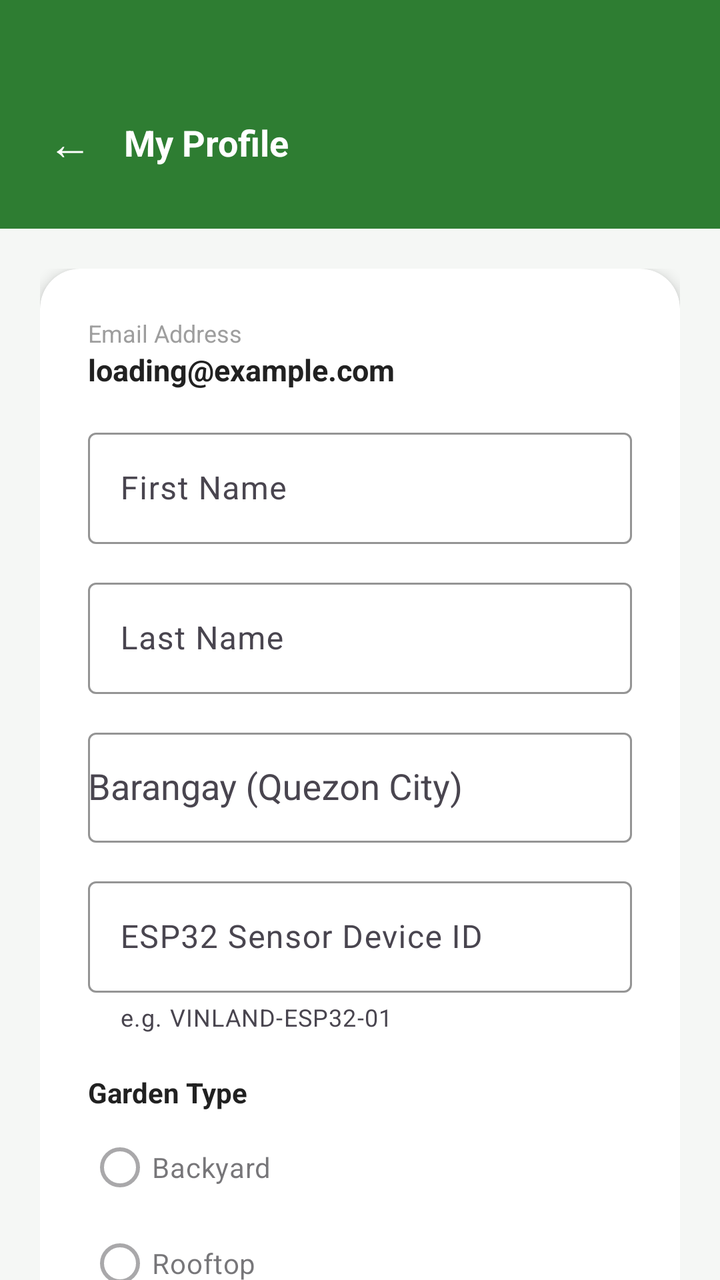
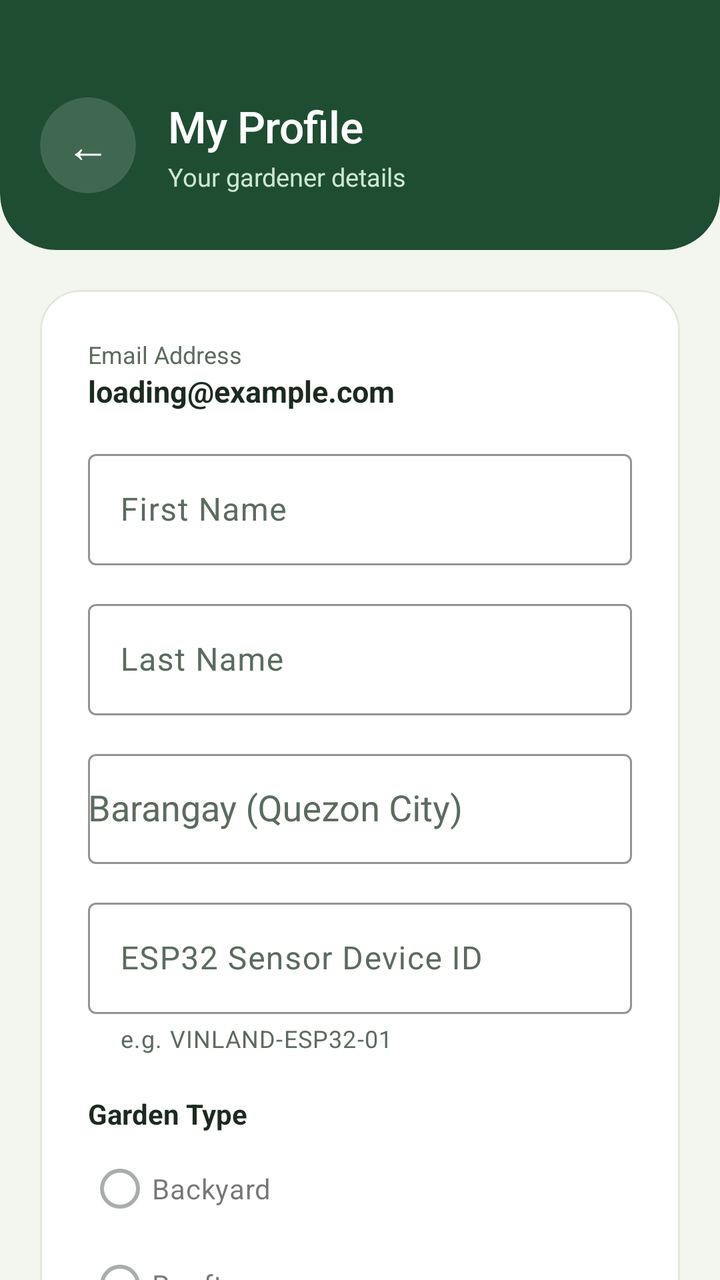

The first picture is an Android layout as it rendered before a commit; the second is the same layout after the commit. The layout source and the unified diff follow.
<!-- AndroidManifest.xml: application theme Theme.Vinland -->
<!-- res/layout/activity_profile.xml -->
<?xml version="1.0" encoding="utf-8"?>
<androidx.core.widget.NestedScrollView xmlns:android="http://schemas.android.com/apk/res/android"
    xmlns:app="http://schemas.android.com/apk/res-auto"
    android:layout_width="match_parent"
    android:layout_height="match_parent"
    android:background="#F5F7F5"
    android:clipToPadding="false"
    android:fillViewport="true">

    <LinearLayout
        android:layout_width="match_parent"
        android:layout_height="wrap_content"
        android:orientation="vertical">

        
        <LinearLayout
            android:layout_width="match_parent"
            android:layout_height="wrap_content"
            android:orientation="horizontal"
            android:gravity="center_vertical"
            android:background="#2E7D32"
            android:paddingTop="48dp"
            android:paddingBottom="20dp"
            android:paddingHorizontal="16dp">

            <TextView
                android:id="@+id/tvBack"
                android:layout_width="wrap_content"
                android:layout_height="wrap_content"
                android:text="←"
                android:textSize="22sp"
                android:textColor="#FFFFFF"
                android:padding="8dp" />

            <TextView
                android:layout_width="wrap_content"
                android:layout_height="wrap_content"
                android:layout_marginStart="8dp"
                android:text="My Profile"
                android:textSize="18sp"
                android:textStyle="bold"
                android:textColor="#FFFFFF" />
        </LinearLayout>

        <LinearLayout
            android:layout_width="match_parent"
            android:layout_height="wrap_content"
            android:orientation="vertical"
            android:paddingHorizontal="20dp"
            android:paddingTop="20dp"
            android:paddingBottom="40dp">

            
            <com.google.android.material.card.MaterialCardView
                android:layout_width="match_parent"
                android:layout_height="wrap_content"
                app:cardBackgroundColor="#FFFFFF"
                app:cardCornerRadius="20dp"
                app:cardElevation="4dp"
                app:strokeWidth="0dp">

                <LinearLayout
                    android:layout_width="match_parent"
                    android:layout_height="wrap_content"
                    android:orientation="vertical"
                    android:padding="24dp">

                    
                    <TextView
                        android:layout_width="wrap_content"
                        android:layout_height="wrap_content"
                        android:text="Email Address"
                        android:textColor="#9E9E9E"
                        android:textSize="12sp" />

                    <TextView
                        android:id="@+id/tvEmail"
                        android:layout_width="wrap_content"
                        android:layout_height="wrap_content"
                        android:layout_marginBottom="16dp"
                        android:text="loading@example.com"
                        android:textColor="#212121"
                        android:textSize="15sp"
                        android:textStyle="bold" />

                    
                    <com.google.android.material.textfield.TextInputLayout
                        style="@style/Widget.Material3.TextInputLayout.OutlinedBox"
                        android:layout_width="match_parent"
                        android:layout_height="wrap_content"
                        android:hint="First Name"
                        app:boxStrokeColor="#2E7D32"
                        app:hintTextColor="#2E7D32">

                        <com.google.android.material.textfield.TextInputEditText
                            android:id="@+id/etFirstName"
                            android:layout_width="match_parent"
                            android:layout_height="wrap_content"
                            android:enabled="false"
                            android:inputType="textPersonName|textCapWords" />
                    </com.google.android.material.textfield.TextInputLayout>

                    
                    <com.google.android.material.textfield.TextInputLayout
                        style="@style/Widget.Material3.TextInputLayout.OutlinedBox"
                        android:layout_width="match_parent"
                        android:layout_height="wrap_content"
                        android:layout_marginTop="14dp"
                        android:hint="Last Name"
                        app:boxStrokeColor="#2E7D32"
                        app:hintTextColor="#2E7D32">

                        <com.google.android.material.textfield.TextInputEditText
                            android:id="@+id/etLastName"
                            android:layout_width="match_parent"
                            android:layout_height="wrap_content"
                            android:enabled="false"
                            android:inputType="textPersonName|textCapWords" />
                    </com.google.android.material.textfield.TextInputLayout>

                    
                    <com.google.android.material.textfield.TextInputLayout
                        style="@style/Widget.Material3.TextInputLayout.OutlinedBox"
                        android:layout_width="match_parent"
                        android:layout_height="wrap_content"
                        android:layout_marginTop="14dp"
                        android:hint="Barangay (Quezon City)"
                        app:boxStrokeColor="#2E7D32"
                        app:hintTextColor="#2E7D32">

                        <AutoCompleteTextView
                            android:id="@+id/actvBarangay"
                            android:layout_width="match_parent"
                            android:layout_height="55dp"
                            android:completionThreshold="1"
                            android:enabled="false"
                            android:inputType="text" />
                    </com.google.android.material.textfield.TextInputLayout>

                    
                    <com.google.android.material.textfield.TextInputLayout
                        style="@style/Widget.Material3.TextInputLayout.OutlinedBox"
                        android:layout_width="match_parent"
                        android:layout_height="wrap_content"
                        android:layout_marginTop="14dp"
                        android:hint="ESP32 Sensor Device ID"
                        app:boxStrokeColor="#2E7D32"
                        app:helperText="e.g. VINLAND-ESP32-01"
                        app:hintTextColor="#2E7D32">

                        <com.google.android.material.textfield.TextInputEditText
                            android:id="@+id/etSensorDeviceId"
                            android:layout_width="match_parent"
                            android:layout_height="wrap_content"
                            android:enabled="false"
                            android:inputType="textCapCharacters" />
                    </com.google.android.material.textfield.TextInputLayout>

                    
                    <TextView
                        android:layout_width="wrap_content"
                        android:layout_height="wrap_content"
                        android:layout_marginTop="20dp"
                        android:text="Garden Type"
                        android:textColor="#212121"
                        android:textSize="14sp"
                        android:textStyle="bold" />

                    <RadioGroup
                        android:id="@+id/rgGardenType"
                        android:layout_width="match_parent"
                        android:layout_height="wrap_content"
                        android:layout_marginTop="4dp"
                        android:orientation="vertical">

                        <RadioButton
                            android:id="@+id/rbBackyard"
                            android:layout_width="wrap_content"
                            android:layout_height="wrap_content"
                            android:buttonTint="#2E7D32"
                            android:enabled="false"
                            android:text="Backyard" />

                        <RadioButton
                            android:id="@+id/rbRooftop"
                            android:layout_width="wrap_content"
                            android:layout_height="wrap_content"
                            android:buttonTint="#2E7D32"
                            android:enabled="false"
                            android:text="Rooftop" />

                        <RadioButton
                            android:id="@+id/rbCommunityPlot"
                            android:layout_width="wrap_content"
                            android:layout_height="wrap_content"
                            android:buttonTint="#2E7D32"
                            android:enabled="false"
                            android:text="Community Plot" />
                    </RadioGroup>

                    
                    <TextView
                        android:layout_width="wrap_content"
                        android:layout_height="wrap_content"
                        android:layout_marginTop="20dp"
                        android:text="Crops You Grow"
                        android:textColor="#212121"
                        android:textSize="14sp"
                        android:textStyle="bold" />

                    <LinearLayout
                        android:id="@+id/layoutCropsContainer"
                        android:layout_width="match_parent"
                        android:layout_height="wrap_content"
                        android:layout_marginTop="4dp"
                        android:orientation="horizontal">

                        <CheckBox
                            android:id="@+id/cbTomato"
                            android:layout_width="wrap_content"
                            android:layout_height="wrap_content"
                            android:buttonTint="#2E7D32"
                            android:enabled="false"
                            android:text="Tomato" />

                        <CheckBox
                            android:id="@+id/cbGreenPepper"
                            android:layout_width="wrap_content"
                            android:layout_height="wrap_content"
                            android:layout_marginStart="20dp"
                            android:buttonTint="#2E7D32"
                            android:enabled="false"
                            android:text="Green Pepper" />
                    </LinearLayout>

                    <TextView
                        android:id="@+id/tvError"
                        android:layout_width="match_parent"
                        android:layout_height="wrap_content"
                        android:layout_marginTop="14dp"
                        android:textColor="#D32F2F"
                        android:textSize="13sp"
                        android:visibility="gone" />

                    <TextView
                        android:id="@+id/tvSuccess"
                        android:layout_width="match_parent"
                        android:layout_height="wrap_content"
                        android:layout_marginTop="14dp"
                        android:textColor="#2E7D32"
                        android:textSize="13sp"
                        android:visibility="gone" />

                    
                    <com.google.android.material.button.MaterialButton
                        android:id="@+id/btnEditProfile"
                        android:layout_width="match_parent"
                        android:layout_height="52dp"
                        android:layout_marginTop="20dp"
                        android:text="Edit Profile"
                        android:textAllCaps="false"
                        android:textSize="15sp"
                        app:backgroundTint="#2E7D32"
                        app:cornerRadius="12dp" />

                    
                    <LinearLayout
                        android:id="@+id/layoutEditButtons"
                        android:layout_width="match_parent"
                        android:layout_height="wrap_content"
                        android:orientation="horizontal"
                        android:layout_marginTop="20dp"
                        android:visibility="gone">

                        <com.google.android.material.button.MaterialButton
                            android:id="@+id/btnCancel"
                            style="@style/Widget.Material3.Button.OutlinedButton"
                            android:layout_width="0dp"
                            android:layout_height="52dp"
                            android:layout_weight="1"
                            android:layout_marginEnd="6dp"
                            android:text="Cancel"
                            android:textColor="#757575"
                            app:strokeColor="#BDBDBD"
                            app:cornerRadius="12dp" />

                        <com.google.android.material.button.MaterialButton
                            android:id="@+id/btnSave"
                            android:layout_width="0dp"
                            android:layout_height="52dp"
                            android:layout_weight="1.5"
                            android:layout_marginStart="6dp"
                            android:text="Save Changes"
                            android:textAllCaps="false"
                            android:textSize="15sp"
                            app:backgroundTint="#2E7D32"
                            app:cornerRadius="12dp" />
                    </LinearLayout>

                    <ProgressBar
                        android:id="@+id/progressBar"
                        android:layout_width="wrap_content"
                        android:layout_height="wrap_content"
                        android:layout_gravity="center"
                        android:layout_marginTop="12dp"
                        android:visibility="gone" />

                </LinearLayout>
            </com.google.android.material.card.MaterialCardView>

        </LinearLayout>
    </LinearLayout>
</androidx.core.widget.NestedScrollView>
<!-- resources referenced by this layout -->
<resources>
  <style name="Theme.Vinland" parent="Base.Theme.Vinland" />
  <style name="Base.Theme.Vinland" parent="Theme.Material3.DayNight.NoActionBar">
          
          
      </style>
</resources>

<!-- the commit's change to res/layout/activity_profile.xml (unified diff, before → after) -->
@@ -3,7 +3,7 @@
     xmlns:app="http://schemas.android.com/apk/res-auto"
     android:layout_width="match_parent"
     android:layout_height="match_parent"
-    android:background="#F5F7F5"
+    android:background="#F3F5EF"
     android:clipToPadding="false"
     android:fillViewport="true">
 
@@ -13,34 +13,71 @@
         android:orientation="vertical">
 
         
-        <LinearLayout
+        <com.google.android.material.card.MaterialCardView
             android:layout_width="match_parent"
             android:layout_height="wrap_content"
-            android:orientation="horizontal"
-            android:gravity="center_vertical"
-            android:background="#2E7D32"
-            android:paddingTop="48dp"
-            android:paddingBottom="20dp"
-            android:paddingHorizontal="16dp">
-
-            <TextView
-                android:id="@+id/tvBack"
-                android:layout_width="wrap_content"
+            android:layout_marginTop="-28dp"
+            app:cardBackgroundColor="#1F4D32"
+            app:cardCornerRadius="28dp"
+            app:cardElevation="0dp"
+            app:strokeWidth="0dp">
+
+            <LinearLayout
+                android:layout_width="match_parent"
                 android:layout_height="wrap_content"
-                android:text="←"
-                android:textSize="22sp"
-                android:textColor="#FFFFFF"
-                android:padding="8dp" />
-
-            <TextView
-                android:layout_width="wrap_content"
-                android:layout_height="wrap_content"
-                android:layout_marginStart="8dp"
-                android:text="My Profile"
-                android:textSize="18sp"
-                android:textStyle="bold"
-                android:textColor="#FFFFFF" />
-        </LinearLayout>
+                android:gravity="center_vertical"
+                android:orientation="horizontal"
+                android:paddingStart="20dp"
+                android:paddingTop="76dp"
+                android:paddingEnd="20dp"
+                android:paddingBottom="28dp">
+
+                <com.google.android.material.card.MaterialCardView
+                    android:layout_width="48dp"
+                    android:layout_height="48dp"
+                    app:cardBackgroundColor="#26FFFFFF"
+                    app:cardCornerRadius="24dp"
+                    app:cardElevation="0dp"
+                    app:strokeWidth="0dp">
+
+                    <TextView
+                        android:id="@+id/tvBack"
+                        android:layout_width="match_parent"
+                        android:layout_height="match_parent"
+                        android:contentDescription="Back"
+                        android:foreground="?attr/selectableItemBackground"
+                        android:gravity="center"
+                        android:text="←"
+                        android:textColor="#FFFFFF"
+                        android:textSize="22sp" />
+                </com.google.android.material.card.MaterialCardView>
+
+                <LinearLayout
+                    android:layout_width="0dp"
+                    android:layout_height="wrap_content"
+                    android:layout_marginStart="16dp"
+                    android:layout_weight="1"
+                    android:orientation="vertical">
+
+                    <TextView
+                        android:layout_width="wrap_content"
+                        android:layout_height="wrap_content"
+                        android:fontFamily="sans-serif-medium"
+                        android:letterSpacing="-0.01"
+                        android:text="My Profile"
+                        android:textColor="#FFFFFF"
+                        android:textSize="22sp" />
+
+                    <TextView
+                        android:layout_width="wrap_content"
+                        android:layout_height="wrap_content"
+                        android:layout_marginTop="2dp"
+                        android:text="Your gardener details"
+                        android:textColor="#CDE8D0"
+                        android:textSize="12.5sp" />
+                </LinearLayout>
+            </LinearLayout>
+        </com.google.android.material.card.MaterialCardView>
 
         <LinearLayout
             android:layout_width="match_parent"
@@ -56,8 +93,9 @@
                 android:layout_height="wrap_content"
                 app:cardBackgroundColor="#FFFFFF"
                 app:cardCornerRadius="20dp"
-                app:cardElevation="4dp"
-                app:strokeWidth="0dp">
+                app:cardElevation="0dp"
+                app:strokeColor="#E2E7DC"
+                app:strokeWidth="1dp">
 
                 <LinearLayout
                     android:layout_width="match_parent"
@@ -70,7 +108,7 @@
                         android:layout_width="wrap_content"
                         android:layout_height="wrap_content"
                         android:text="Email Address"
-                        android:textColor="#9E9E9E"
+                        android:textColor="#5C6B5F"
                         android:textSize="12sp" />
 
                     <TextView
@@ -79,7 +117,7 @@
                         android:layout_height="wrap_content"
                         android:layout_marginBottom="16dp"
                         android:text="loading@example.com"
-                        android:textColor="#212121"
+                        android:textColor="#1C2A20"
                         android:textSize="15sp"
                         android:textStyle="bold" />
 
@@ -162,7 +200,7 @@
                         android:layout_height="wrap_content"
                         android:layout_marginTop="20dp"
                         android:text="Garden Type"
-                        android:textColor="#212121"
+                        android:textColor="#1C2A20"
                         android:textSize="14sp"
                         android:textStyle="bold" />
 
@@ -204,7 +242,7 @@
                         android:layout_height="wrap_content"
                         android:layout_marginTop="20dp"
                         android:text="Crops You Grow"
-                        android:textColor="#212121"
+                        android:textColor="#1C2A20"
                         android:textSize="14sp"
                         android:textStyle="bold" />
 
@@ -261,7 +299,7 @@
                         android:textAllCaps="false"
                         android:textSize="15sp"
                         app:backgroundTint="#2E7D32"
-                        app:cornerRadius="12dp" />
+                        app:cornerRadius="14dp" />
 
                     
                     <LinearLayout
@@ -280,9 +318,9 @@
                             android:layout_weight="1"
                             android:layout_marginEnd="6dp"
                             android:text="Cancel"
-                            android:textColor="#757575"
-                            app:strokeColor="#BDBDBD"
-                            app:cornerRadius="12dp" />
+                            android:textColor="#5C6B5F"
+                            app:strokeColor="#C9D1C4"
+                            app:cornerRadius="14dp" />
 
                         <com.google.android.material.button.MaterialButton
                             android:id="@+id/btnSave"
@@ -294,7 +332,7 @@
                             android:textAllCaps="false"
                             android:textSize="15sp"
                             app:backgroundTint="#2E7D32"
-                            app:cornerRadius="12dp" />
+                            app:cornerRadius="14dp" />
                     </LinearLayout>
 
                     <ProgressBar
<!-- resource entries referenced after the edit -->
@@ -1,9 +1,42 @@
 <!-- resources referenced by this layout -->
 <resources>
   <style name="Theme.Vinland" parent="Base.Theme.Vinland" />
-  <style name="Base.Theme.Vinland" parent="Theme.Material3.DayNight.NoActionBar">
+  <style name="Base.Theme.Vinland" parent="Theme.Material3.Light.NoActionBar">
+          <item name="colorPrimary">@color/vinland_fern</item>
+          <item name="colorOnPrimary">@color/white</item>
+          <item name="colorPrimaryContainer">@color/vinland_mint</item>
+          <item name="colorOnPrimaryContainer">@color/vinland_forest</item>
+          <item name="colorSecondary">@color/vinland_forest</item>
+          <item name="colorOnSecondary">@color/white</item>
+          <item name="colorSecondaryContainer">@color/vinland_leaf</item>
+          <item name="colorOnSecondaryContainer">@color/vinland_forest</item>
+          <item name="colorTertiary">@color/vinland_forest</item>
+          <item name="colorError">@color/vinland_error</item>
+          <item name="android:colorBackground">@color/vinland_paper</item>
+          <item name="colorSurface">@color/white</item>
+          <item name="colorSurfaceContainerHigh">@color/white</item>
+          <item name="colorOnSurface">@color/vinland_ink</item>
+          <item name="colorOnSurfaceVariant">@color/vinland_muted</item>
+          <item name="colorOutline">@color/vinland_line</item>
+          <item name="colorControlActivated">@color/vinland_fern</item>
+          <item name="android:textColorHighlight">@color/vinland_mint</item>
           
+          <item name="elevationOverlayEnabled">false</item>
+  
           
+          <item name="android:windowLightStatusBar">false</item>
+          <item name="android:windowLightNavigationBar" tools:targetApi="27">true</item>
+          <item name="android:navigationBarColor">@color/vinland_paper</item>
       </style>
+  <color name="vinland_fern">#2E7D32</color>
+  <color name="white">#FFFFFFFF</color>
+  <color name="vinland_mint">#CDE8D0</color>
+  <color name="vinland_forest">#1F4D32</color>
+  <color name="vinland_leaf">#EEF5EA</color>
+  <color name="vinland_error">#D32F2F</color>
+  <color name="vinland_paper">#F3F5EF</color>
+  <color name="vinland_ink">#1C2A20</color>
+  <color name="vinland_muted">#5C6B5F</color>
+  <color name="vinland_line">#E2E7DC</color>
 </resources>
 
